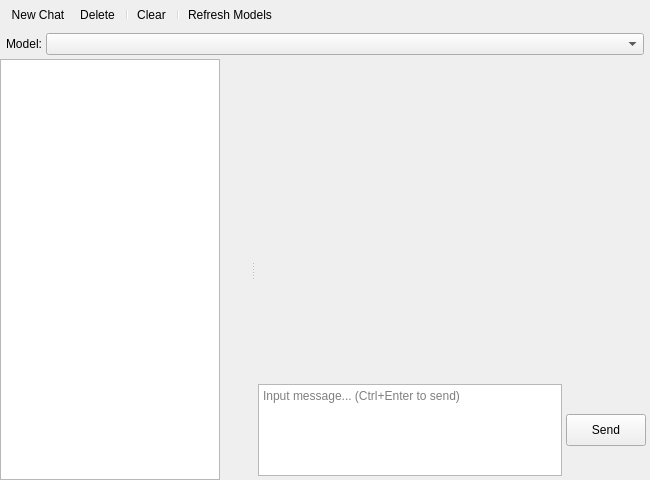
Before: the Qt Designer form App/panes/ai_chat/ai_chat_pane.ui in fengzhu2007/anycode, drawn with Qt 5.
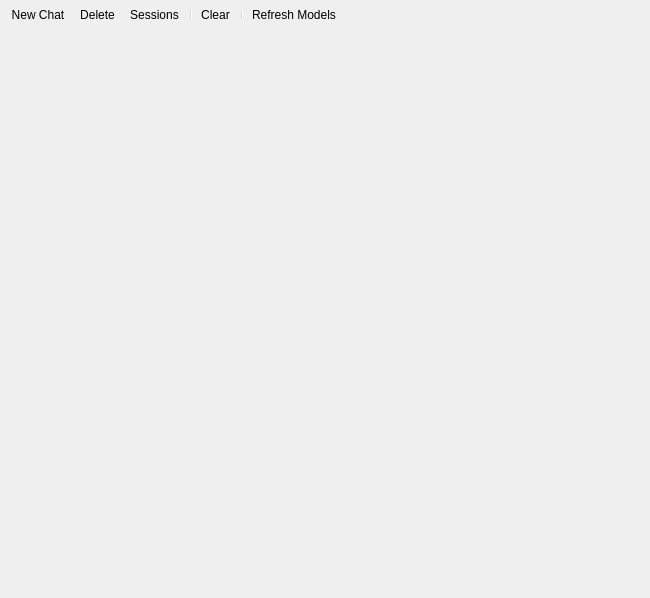
After: the same form once the commit is applied. Icons and pictures are not drawn.

The edit to the form file:
```diff
--- a/App/panes/ai_chat/ai_chat_pane.ui
+++ b/App/panes/ai_chat/ai_chat_pane.ui
@@ -7,13 +7,13 @@
     <x>0</x>
     <y>0</y>
     <width>650</width>
-    <height>480</height>
+    <height>598</height>
    </rect>
   </property>
   <property name="windowTitle">
    <string>AI Chat</string>
   </property>
-  <layout class="QVBoxLayout" name="mainLayout">
+  <layout class="QVBoxLayout" name="mainLayout" stretch="0,1">
    <property name="spacing">
     <number>0</number>
    </property>
@@ -42,6 +42,7 @@
      </property>
      <addaction name="actionNewChat"/>
      <addaction name="actionDeleteChat"/>
+     <addaction name="actionSessions"/>
      <addaction name="separator"/>
      <addaction name="actionClear"/>
      <addaction name="separator"/>
@@ -49,259 +50,7 @@
     </widget>
    </item>
    <item>
-    <layout class="QHBoxLayout" name="modelLayout">
-     <property name="spacing">
-      <number>4</number>
-     </property>
-     <property name="leftMargin">
-      <number>6</number>
-     </property>
-     <property name="topMargin">
-      <number>4</number>
-     </property>
-     <property name="rightMargin">
-      <number>6</number>
-     </property>
-     <property name="bottomMargin">
-      <number>4</number>
-     </property>
-     <item>
-      <widget class="QLabel" name="modelLabel">
-       <property name="text">
-        <string>Model:</string>
-       </property>
-      </widget>
-     </item>
-     <item>
-      <widget class="QComboBox" name="modelCombo">
-       <property name="sizePolicy">
-        <sizepolicy hsizetype="Expanding" vsizetype="Fixed">
-         <horstretch>0</horstretch>
-         <verstretch>0</verstretch>
-        </sizepolicy>
-       </property>
-       <property name="toolTip">
-        <string>Select model from OpenCode server</string>
-       </property>
-      </widget>
-     </item>
-    </layout>
-   </item>
-   <item>
-    <widget class="QSplitter" name="splitter">
-     <property name="orientation">
-      <enum>Qt::Horizontal</enum>
-     </property>
-     <property name="handleWidth">
-      <number>3</number>
-     </property>
-     <widget class="QWidget" name="layoutWidget">
-      <layout class="QVBoxLayout" name="sessionLayout">
-       <property name="spacing">
-        <number>0</number>
-       </property>
-       <property name="leftMargin">
-        <number>0</number>
-       </property>
-       <property name="topMargin">
-        <number>0</number>
-       </property>
-       <property name="rightMargin">
-        <number>0</number>
-       </property>
-       <property name="bottomMargin">
-        <number>0</number>
-       </property>
-       <item>
-        <widget class="QListWidget" name="sessionList">
-         <property name="sizePolicy">
-          <sizepolicy hsizetype="Minimum" vsizetype="Expanding">
-           <horstretch>0</horstretch>
-           <verstretch>0</verstretch>
-          </sizepolicy>
-         </property>
-         <property name="minimumSize">
-          <size>
-           <width>150</width>
-           <height>0</height>
-          </size>
-         </property>
-         <property name="maximumSize">
-          <size>
-           <width>220</width>
-           <height>16777215</height>
-          </size>
-         </property>
-         <property name="horizontalScrollBarPolicy">
-          <enum>Qt::ScrollBarAlwaysOff</enum>
-         </property>
-        </widget>
-       </item>
-      </layout>
-     </widget>
-     <widget class="QWidget" name="layoutWidget2">
-      <layout class="QVBoxLayout" name="chatLayout">
-       <property name="spacing">
-        <number>0</number>
-       </property>
-       <property name="leftMargin">
-        <number>0</number>
-       </property>
-       <property name="topMargin">
-        <number>0</number>
-       </property>
-       <property name="rightMargin">
-        <number>0</number>
-       </property>
-       <property name="bottomMargin">
-        <number>0</number>
-       </property>
-       <item>
-        <widget class="QScrollArea" name="messageScroll">
-         <property name="frameShape">
-          <enum>QFrame::NoFrame</enum>
-         </property>
-         <property name="widgetResizable">
-          <bool>true</bool>
-         </property>
-         <widget class="QWidget" name="messageContainer">
-          <property name="geometry">
-           <rect>
-            <x>0</x>
-            <y>0</y>
-            <width>460</width>
-            <height>300</height>
-           </rect>
-          </property>
-          <layout class="QVBoxLayout" name="messageLayout">
-           <property name="spacing">
-            <number>6</number>
-           </property>
-           <property name="leftMargin">
-            <number>8</number>
-           </property>
-           <property name="topMargin">
-            <number>8</number>
-           </property>
-           <property name="rightMargin">
-            <number>8</number>
-           </property>
-           <property name="bottomMargin">
-            <number>8</number>
-           </property>
-           <item>
-            <spacer name="messageBottomSpacer">
-             <property name="orientation">
-              <enum>Qt::Vertical</enum>
-             </property>
-             <property name="sizeType">
-              <enum>QSizePolicy::Expanding</enum>
-             </property>
-             <property name="sizeHint" stdset="0">
-              <size>
-               <width>20</width>
-               <height>40</height>
-              </size>
-             </property>
-            </spacer>
-           </item>
-          </layout>
-         </widget>
-        </widget>
-       </item>
-       <item>
-        <widget class="QLabel" name="statusLabel">
-         <property name="sizePolicy">
-          <sizepolicy hsizetype="Preferred" vsizetype="Fixed">
-           <horstretch>0</horstretch>
-           <verstretch>0</verstretch>
-          </sizepolicy>
-         </property>
-         <property name="text">
-          <string/>
-         </property>
-         <property name="margin">
-          <number>2</number>
-         </property>
-        </widget>
-       </item>
-       <item>
-        <widget class="QWidget" name="inputWidget" native="true">
-         <property name="sizePolicy">
-          <sizepolicy hsizetype="Preferred" vsizetype="Fixed">
-           <horstretch>0</horstretch>
-           <verstretch>0</verstretch>
-          </sizepolicy>
-         </property>
-         <property name="minimumSize">
-          <size>
-           <width>0</width>
-           <height>72</height>
-          </size>
-         </property>
-         <property name="maximumSize">
-          <size>
-           <width>16777215</width>
-           <height>100</height>
-          </size>
-         </property>
-         <layout class="QHBoxLayout" name="inputLayout">
-          <property name="spacing">
-           <number>4</number>
-          </property>
-          <property name="leftMargin">
-           <number>4</number>
-          </property>
-          <property name="topMargin">
-           <number>4</number>
-          </property>
-          <property name="rightMargin">
-           <number>4</number>
-          </property>
-          <property name="bottomMargin">
-           <number>4</number>
-          </property>
-          <item>
-           <widget class="QTextEdit" name="messageInput">
-            <property name="sizePolicy">
-             <sizepolicy hsizetype="Expanding" vsizetype="Expanding">
-              <horstretch>1</horstretch>
-              <verstretch>0</verstretch>
-             </sizepolicy>
-            </property>
-            <property name="acceptRichText">
-             <bool>false</bool>
-            </property>
-            <property name="placeholderText">
-             <string>Input message... (Ctrl+Enter to send)</string>
-            </property>
-           </widget>
-          </item>
-          <item>
-           <widget class="QPushButton" name="sendBtn">
-            <property name="sizePolicy">
-             <sizepolicy hsizetype="Fixed" vsizetype="Fixed">
-              <horstretch>0</horstretch>
-              <verstretch>0</verstretch>
-             </sizepolicy>
-            </property>
-            <property name="minimumSize">
-             <size>
-              <width>60</width>
-              <height>32</height>
-             </size>
-            </property>
-            <property name="text">
-             <string>Send</string>
-            </property>
-           </widget>
-          </item>
-         </layout>
-        </widget>
-       </item>
-      </layout>
-     </widget>
-    </widget>
+    <widget class="QStackedWidget" name="stackedWidget"/>
    </item>
   </layout>
   <action name="actionNewChat">
@@ -328,7 +77,22 @@
     <string>Delete</string>
    </property>
    <property name="toolTip">
-    <string>Delete Selected Chat</string>
+    <string>Delete Current Chat</string>
+   </property>
+   <property name="menuRole">
+    <enum>QAction::NoRole</enum>
+   </property>
+  </action>
+  <action name="actionSessions">
+   <property name="icon">
+    <iconset resource="../../r.qrc">
+     <normaloff>:/Resource/icons/ListView_16x.svg</normaloff>:/Resource/icons/ListView_16x.svg</iconset>
+   </property>
+   <property name="text">
+    <string>Sessions</string>
+   </property>
+   <property name="toolTip">
+    <string>Show Session List</string>
    </property>
    <property name="menuRole">
     <enum>QAction::NoRole</enum>
```
Left out of the diff: 25 changed lines with no effect on the pictures.
